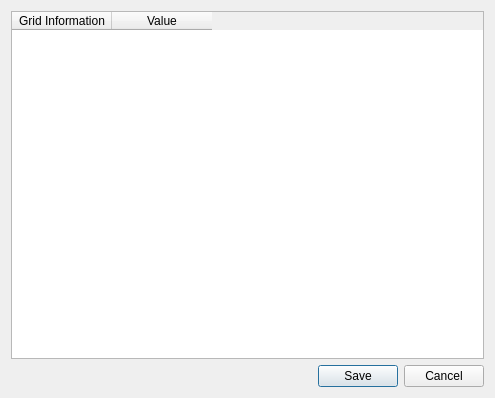
IPH-ECO/iph-eco-gui, file include/ui/cell_update_dialog.ui: the form before one commit.
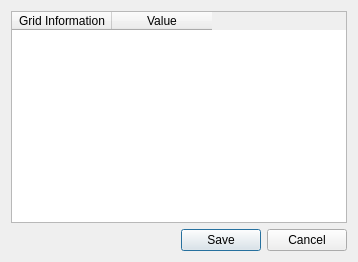
The form after the commit.

What changed in the file:
```diff
--- a/include/ui/cell_update_dialog.ui
+++ b/include/ui/cell_update_dialog.ui
@@ -6,8 +6,8 @@
    <rect>
     <x>0</x>
     <y>0</y>
-    <width>495</width>
-    <height>398</height>
+    <width>358</width>
+    <height>262</height>
    </rect>
   </property>
   <property name="minimumSize">
```
Left out of the diff: 2 changed lines with no effect on the pictures.
